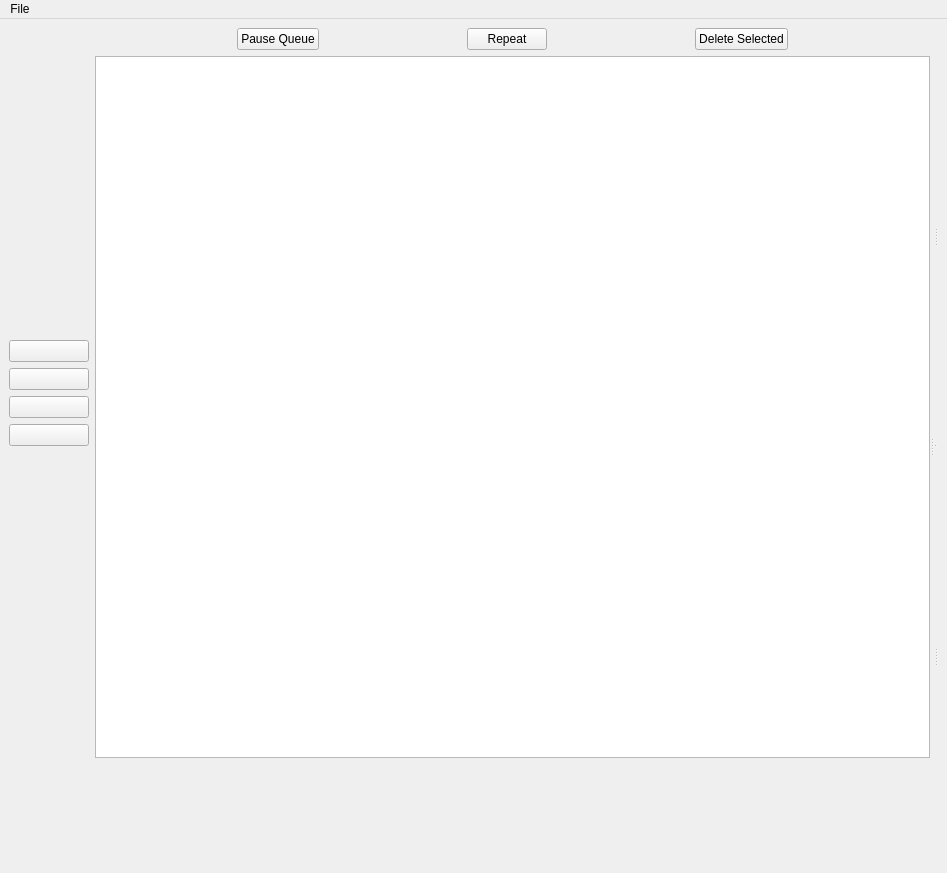
Qt form main.ui (labscript-suite-temp/blacs) before a commit.
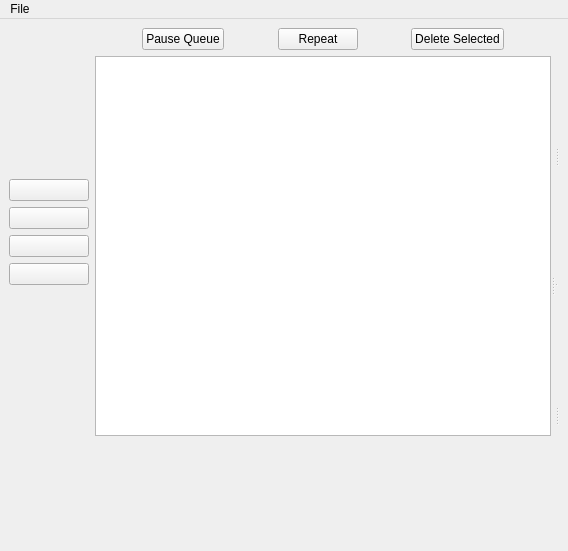
The same form after that commit.

Commit message: Added tab order to widgets Started working on tab_base_classes.py. Implemented a StateQueue which will provides a function for getting the next allowed state out. I've implemented it stupidly though, and will now go back and replace some of the complexity with a Python list...

```diff
--- a/main.ui
+++ b/main.ui
@@ -6,8 +6,8 @@
    <rect>
     <x>0</x>
     <y>0</y>
-    <width>947</width>
-    <height>873</height>
+    <width>568</width>
+    <height>551</height>
    </rect>
   </property>
   <property name="windowTitle">
@@ -297,7 +297,7 @@
     <rect>
      <x>0</x>
      <y>0</y>
-     <width>947</width>
+     <width>568</width>
      <height>21</height>
     </rect>
    </property>
```
Left out of the diff: 10 changed lines with no effect on the pictures. The commit also changes 1 other file.
